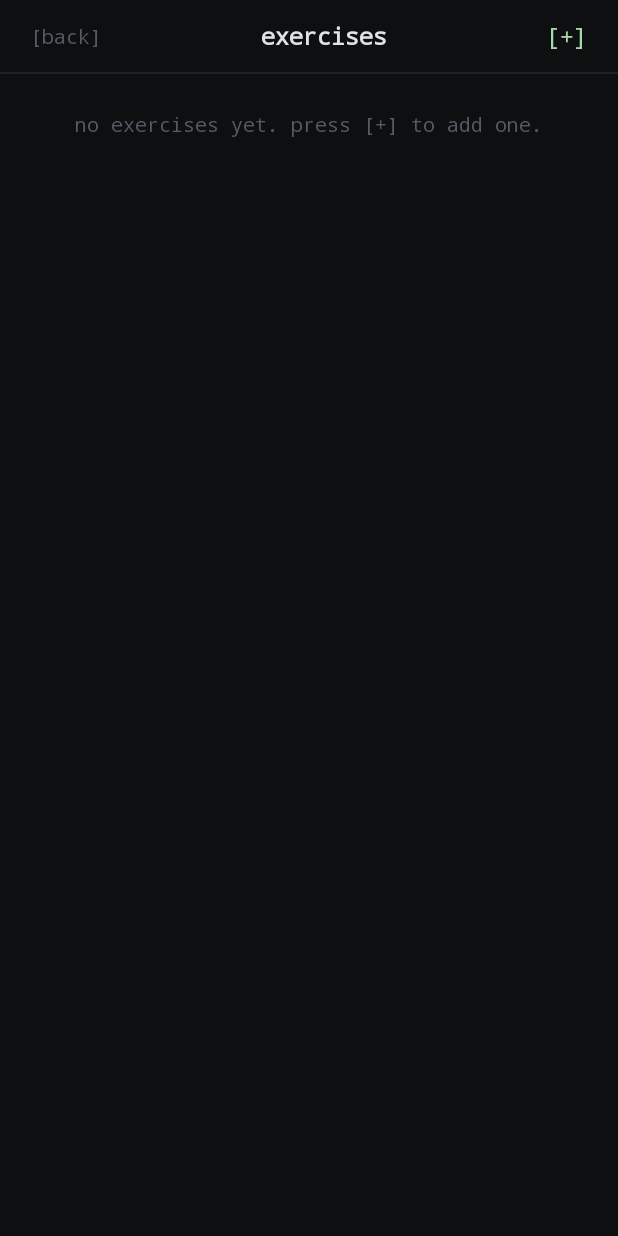
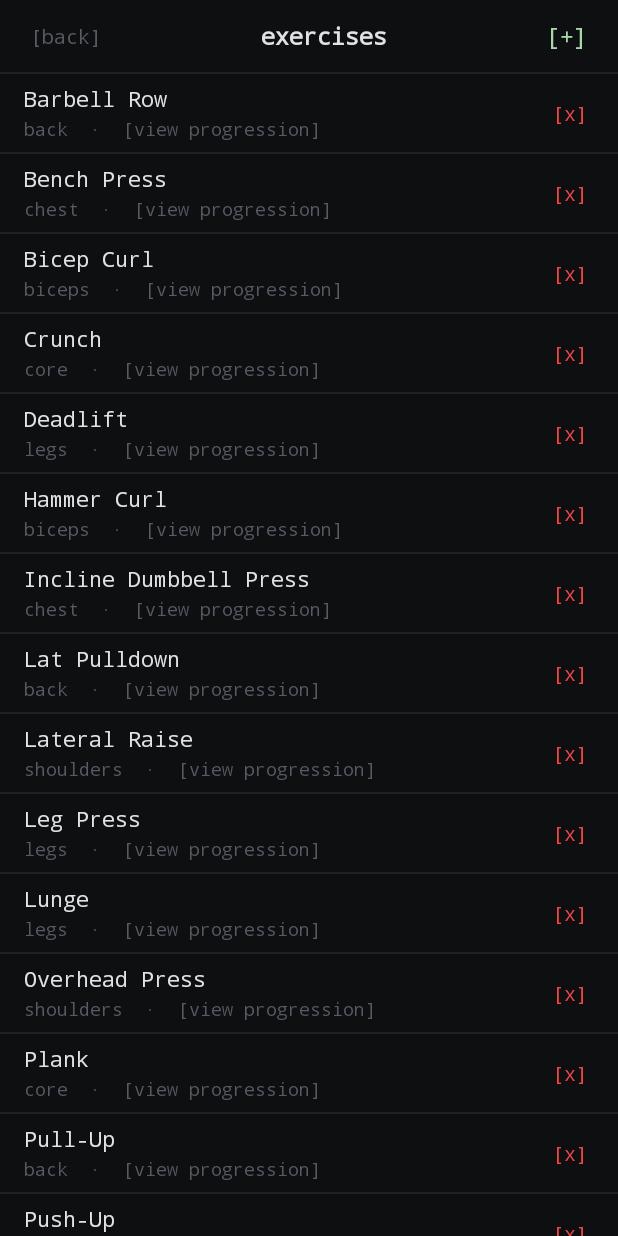
Before and after one commit to warumpas-ops/gymbb, an Android app: the screen it shows after launch (ExerciseLibraryActivity), after a tap on an icon or button, on a phone screen of 412 x 824 dp. Run offline under Robolectric (Android 15) with nearby library versions, the phone set to English and light mode, and no system bars.

Commit message:
feat: re-introduce built-in exercises and stretches seed library

```diff
--- a/app/src/main/java/com/gymbb/app/DatabaseHelper.java
+++ b/app/src/main/java/com/gymbb/app/DatabaseHelper.java
@@ -68,6 +68,61 @@ public class DatabaseHelper extends SQLiteOpenHelper {
                 "weight REAL," +
                 "completed INTEGER DEFAULT 0," +
                 "is_stretch INTEGER DEFAULT 0)");
+
+        seedExercises(db);
+    }
+
+    private void seedExercises(SQLiteDatabase db) {
+        String[][] defaults = {
+                {"Bench Press", "chest", "0"},
+                {"Incline Dumbbell Press", "chest", "0"},
+                {"Push-Up", "chest", "0"},
+                {"Pull-Up", "back", "0"},
+                {"Barbell Row", "back", "0"},
+                {"Lat Pulldown", "back", "0"},
+                {"Overhead Press", "shoulders", "0"},
+                {"Lateral Raise", "shoulders", "0"},
+                {"Squat", "legs", "0"},
+                {"Deadlift", "legs", "0"},
+                {"Leg Press", "legs", "0"},
+                {"Lunge", "legs", "0"},
+                {"Bicep Curl", "biceps", "0"},
+                {"Hammer Curl", "biceps", "0"},
+                {"Tricep Dip", "triceps", "0"},
+                {"Skull Crusher", "triceps", "0"},
+                {"Plank", "core", "0"},
+                {"Crunch", "core", "0"},
+                // Built-in starter stretches
+                {"Hamstring Stretch", "legs", "1"},
+                {"Quad Stretch", "legs", "1"},
+                {"Calf Stretch", "legs", "1"},
+                {"Hip Flexor Stretch", "legs", "1"},
+                {"Shoulder Stretch", "shoulders", "1"},
+                {"Chest Opener Stretch", "chest", "1"},
+                {"Cobra Stretch", "back", "1"},
+                {"Child's Pose", "back", "1"}
+        };
+        for (String[] ex : defaults) {
+            ContentValues cv = new ContentValues();
+            cv.put("name", ex[0]);
+            cv.put("muscle_group", ex[1]);
+            cv.put("notes", "");
+            cv.put("is_stretch", Integer.parseInt(ex[2]));
+            db.insertWithOnConflict(TABLE_EXERCISES, null, cv, SQLiteDatabase.CONFLICT_IGNORE);
+        }
+    }
+
+    public void ensureDefaultsSeeded() {
+        SQLiteDatabase db = getWritableDatabase();
+        Cursor c = db.rawQuery("SELECT COUNT(*) FROM " + TABLE_EXERCISES, null);
+        boolean isEmpty = true;
+        if (c.moveToFirst()) {
+            isEmpty = c.getInt(0) == 0;
+        }
+        c.close();
+        if (isEmpty) {
+            seedExercises(db);
+        }
     }
 
     @Override
--- a/app/src/main/java/com/gymbb/app/ExerciseLibraryActivity.java
+++ b/app/src/main/java/com/gymbb/app/ExerciseLibraryActivity.java
@@ -45,6 +45,7 @@ public class ExerciseLibraryActivity extends Activity {
     }
 
     private void loadExercises() {
+        db.ensureDefaultsSeeded();
         exercises = db.getAllExercises();
         if (exercises.isEmpty()) {
             tvEmpty.setVisibility(View.VISIBLE);
--- a/app/src/main/java/com/gymbb/app/MainActivity.java
+++ b/app/src/main/java/com/gymbb/app/MainActivity.java
@@ -25,6 +25,7 @@ public class MainActivity extends Activity {
         setContentView(R.layout.activity_main);
 
         db = new DatabaseHelper(this);
+        db.ensureDefaultsSeeded();
 
         tvDayName = (TextView) findViewById(R.id.tvDayName);
         tvPlanName = (TextView) findViewById(R.id.tvPlanName);
```
